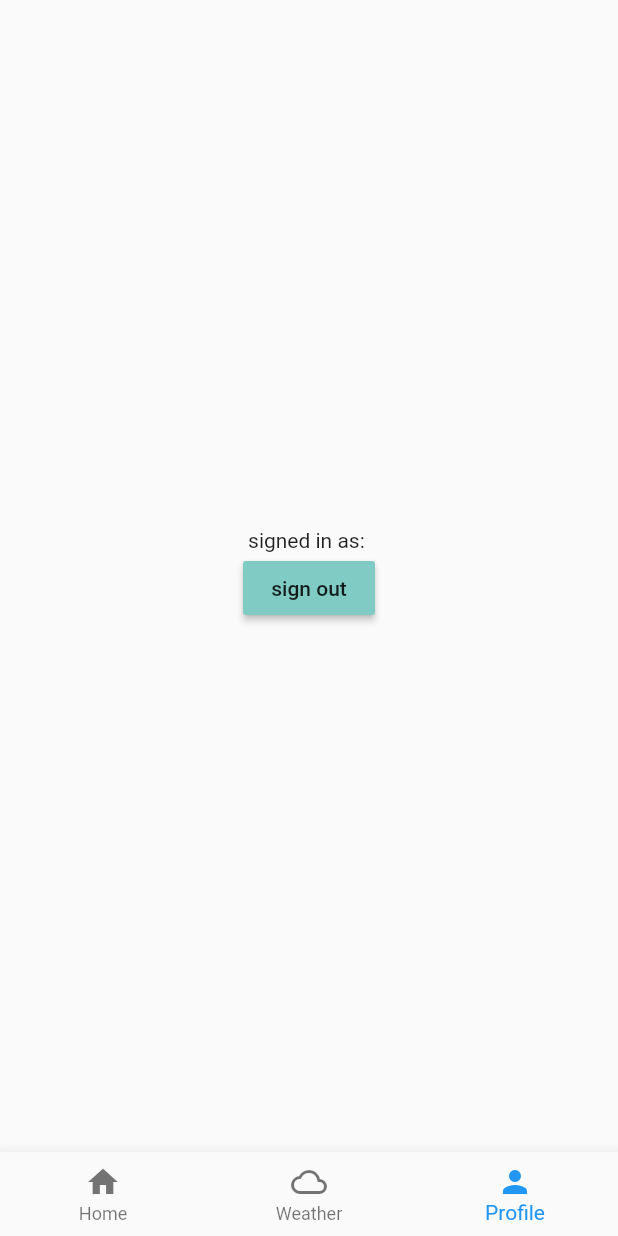
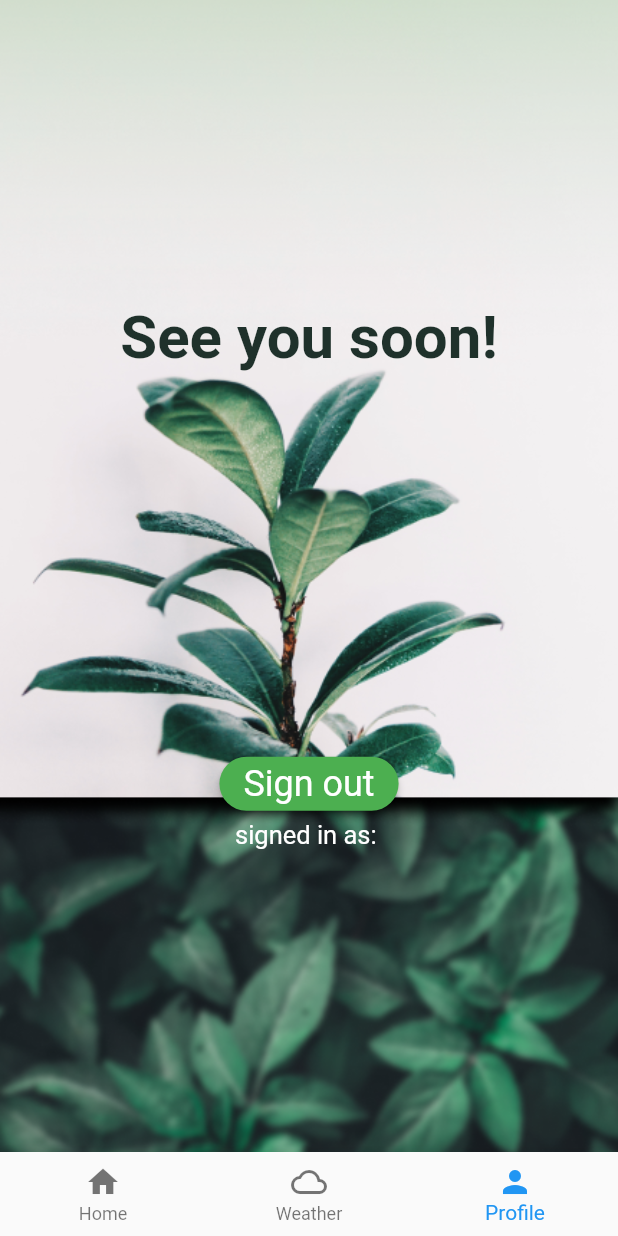
Before and after one commit to Kani017/soil.-MOB-WS22, a Flutter app: the screen it shows once a user with an empty profile is signed in, item 3 of the bottom bar chosen, on a phone screen of 412 x 824 dp. Run offline on Flutter 3.47's test engine with Material 2 defaults, Android fonts, the phone set to English and light mode, and no system bars; our stand-ins replace cloud_firestore, firebase_auth, firebase_core, flutter_local_notifications, google_nav_bar; accounts and stored records are empty; network calls fail.

Commit message:
updated log out page

```diff
--- a/soil-master/lib/nav_pages/home.dart
+++ b/soil-master/lib/nav_pages/home.dart
@@ -15,18 +15,48 @@ class _HomePageState extends State<UserHome> {
   @override
   Widget build(BuildContext context) {
     return Scaffold(
-      body: Center(
+      body: Container(
+        decoration: BoxDecoration(
+          image: DecorationImage(
+            image: AssetImage("images/bg2.png"),
+            fit: BoxFit.cover,
+          ),
+        ),
+        child: Center(
+         child: SingleChildScrollView(
           child: Column(
             mainAxisAlignment: MainAxisAlignment.center,
             children: [
-            Text('signed in as: ' + user.email!),
-            MaterialButton(onPressed: (){
+            Text(
+                'See you soon!',
+                style: TextStyle(
+                    fontWeight: FontWeight.bold,
+                    fontSize: 40,
+                    color: Color(0xFF1F312B)
+                ),
+              ),
+            SizedBox(height: 250),
+            ElevatedButton(
+                onPressed: (
+                    ) {
                   FirebaseAuth.instance.signOut();
                 },
-                color: Colors.teal[200],
-                child: Text('sign out')
+                child: Text('Sign out'),
+                style: ElevatedButton.styleFrom(shape: StadiumBorder(), primary: Colors.green, textStyle: const TextStyle(
+                    color: Colors.white,
+                    fontSize: 24,
+                    fontStyle: FontStyle.normal),
+                ),
+              ),
+            Text('signed in as: ' + user.email!,
+              style: TextStyle(
+                  fontSize: 17,
+                  color: Color(0xFFFFFFFF)
+              ),
             )
            ],
+          ),
+         ),
         ),
       ),
     );
```
Lines whose indentation alone changed are shown as unchanged.
